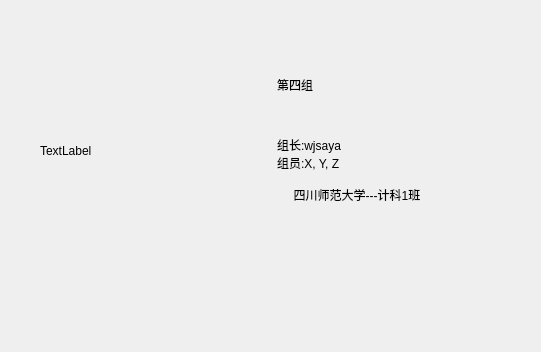
This is about.ui in wjsaya/image_processing as Qt 5 draws it before an edit. The edited form follows.
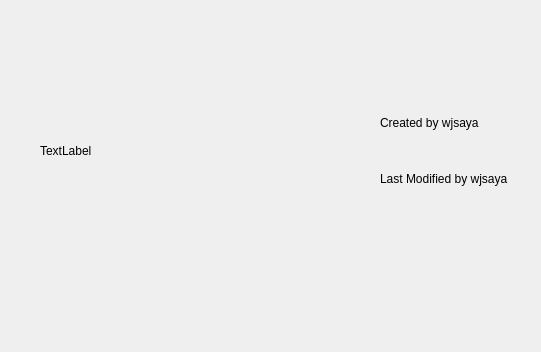
This is the edited form.

The edit to the form file:
```diff
--- a/about.ui
+++ b/about.ui
@@ -23,7 +23,7 @@
       <height>261</height>
      </rect>
     </property>
-    <layout class="QHBoxLayout" name="horizontalLayout" stretch="1,1">
+    <layout class="QHBoxLayout" name="horizontalLayout" stretch="1,0">
      <item>
       <widget class="QLabel" name="bgp">
        <property name="text">
@@ -31,21 +31,14 @@
        </property>
       </widget>
      </item>
-     <item alignment="Qt::AlignTop">
+     <item>
       <widget class="QLabel" name="label_3">
        <property name="text">
-        <string>
+        <string>Created by wjsaya
 
 
 
-第四组
-
-
-
-组长:wjsaya
-组员:X, Y, Z
-
-     四川师范大学---计科1班</string>
+Last Modified by wjsaya</string>
        </property>
       </widget>
      </item>
```
